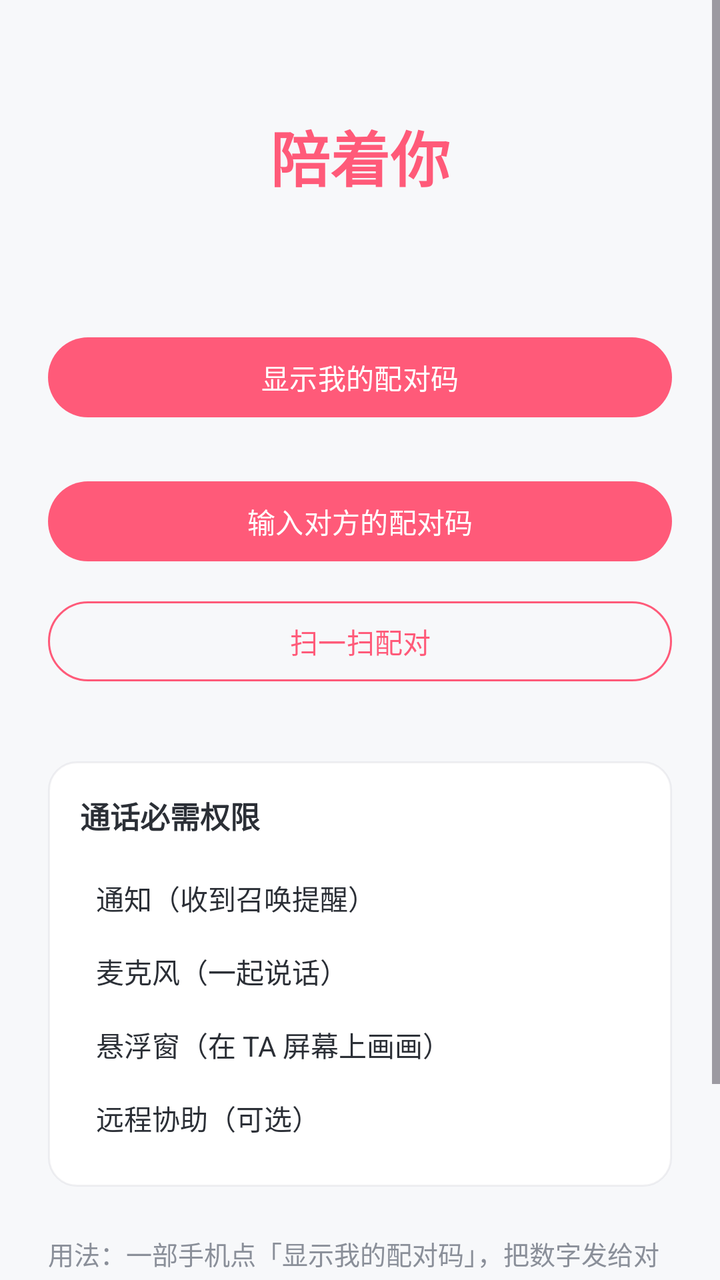
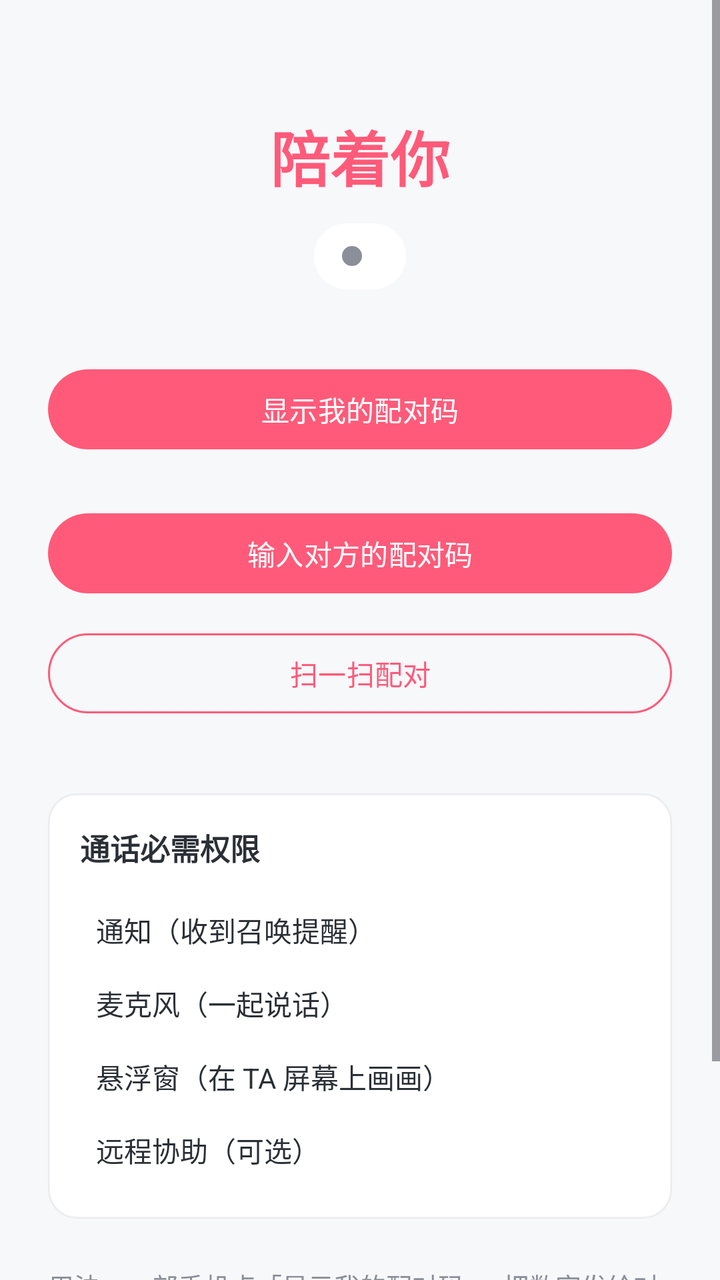

Before-and-after screenshots of an Android layout around one commit, followed by the original layout XML and the change that was made.
<!-- AndroidManifest.xml: application theme Theme.Soul2Soul -->
<!-- res/layout/activity_main.xml -->
<?xml version="1.0" encoding="utf-8"?>
<FrameLayout xmlns:android="http://schemas.android.com/apk/res/android"
    xmlns:app="http://schemas.android.com/apk/res-auto"
    android:layout_width="match_parent"
    android:layout_height="match_parent"
    android:background="@color/background">

    <ScrollView
        android:layout_width="match_parent"
        android:layout_height="match_parent"
        android:fillViewport="true">

    <LinearLayout
        android:layout_width="match_parent"
        android:layout_height="wrap_content"
        android:orientation="vertical"
        android:gravity="center_horizontal"
        android:padding="24dp">

        <TextView
            android:layout_width="wrap_content"
            android:layout_height="wrap_content"
            android:layout_marginTop="32dp"
            android:text="@string/app_name"
            android:textColor="@color/primary"
            android:textSize="30sp"
            android:textStyle="bold" />

        <TextView
            android:id="@+id/tvStatus"
            android:layout_width="wrap_content"
            android:layout_height="wrap_content"
            android:layout_marginTop="10dp"
            android:textColor="@color/text_secondary"
            android:textSize="14sp" />

        <TextView
            android:id="@+id/btnUpdate"
            android:layout_width="wrap_content"
            android:layout_height="wrap_content"
            android:layout_marginTop="14dp"
            android:background="@drawable/bg_card"
            android:paddingHorizontal="18dp"
            android:paddingVertical="10dp"
            android:text="@string/update_available_short"
            android:textColor="@color/primary"
            android:textSize="14sp"
            android:textStyle="bold"
            android:visibility="gone" />

        
        <LinearLayout
            android:id="@+id/boxPairing"
            android:layout_width="match_parent"
            android:layout_height="wrap_content"
            android:layout_marginTop="36dp"
            android:orientation="vertical">

            <Button
                android:id="@+id/btnShowCode"
                android:layout_width="match_parent"
                android:layout_height="wrap_content"
                android:text="@string/show_my_code" />

            <TextView
                android:id="@+id/tvMyCode"
                android:layout_width="match_parent"
                android:layout_height="wrap_content"
                android:layout_marginTop="20dp"
                android:gravity="center"
                android:letterSpacing="0.3"
                android:textColor="@color/primary"
                android:textIsSelectable="true"
                android:textSize="40sp"
                android:textStyle="bold"
                android:visibility="gone" />

            
            <ImageView
                android:id="@+id/ivMyCodeQr"
                android:layout_width="200dp"
                android:layout_height="200dp"
                android:layout_gravity="center_horizontal"
                android:layout_marginTop="16dp"
                android:contentDescription="@string/qr_hint"
                android:visibility="gone" />

            <Button
                android:id="@+id/btnEnterCode"
                android:layout_width="match_parent"
                android:layout_height="wrap_content"
                android:layout_marginTop="24dp"
                android:text="@string/enter_code" />

            <com.google.android.material.button.MaterialButton
                android:id="@+id/btnScan"
                style="@style/Widget.Material3.Button.OutlinedButton"
                android:layout_width="match_parent"
                android:layout_height="wrap_content"
                android:layout_marginTop="12dp"
                android:text="@string/scan_button"
                android:textColor="@color/primary"
                app:strokeColor="@color/primary" />

            
            <Button
                android:id="@+id/btnRecall"
                android:layout_width="match_parent"
                android:layout_height="wrap_content"
                android:layout_marginTop="12dp"
                android:text="@string/recall_button"
                android:visibility="gone" />

            <TextView
                android:id="@+id/tvShakeHint"
                android:layout_width="match_parent"
                android:layout_height="wrap_content"
                android:layout_marginTop="10dp"
                android:gravity="center"
                android:text="@string/shake_hint"
                android:textColor="@color/text_secondary"
                android:textSize="13sp"
                android:visibility="gone" />
        </LinearLayout>

        
        <LinearLayout
            android:id="@+id/boxReady"
            android:layout_width="match_parent"
            android:layout_height="wrap_content"
            android:layout_marginTop="36dp"
            android:orientation="vertical"
            android:visibility="gone">

            <Button
                android:id="@+id/btnCall"
                android:layout_width="match_parent"
                android:layout_height="64dp"
                android:backgroundTint="@color/primary"
                android:text="@string/btn_call"
                android:textColor="@color/white"
                android:textSize="20sp" />

            
            <com.google.android.material.button.MaterialButton
                android:id="@+id/btnMessage"
                style="@style/Widget.Material3.Button.OutlinedButton"
                android:layout_width="match_parent"
                android:layout_height="52dp"
                android:layout_marginTop="12dp"
                android:text="@string/msg_button"
                android:textColor="@color/primary"
                android:textSize="16sp"
                app:strokeColor="@color/primary" />

            <TextView
                android:id="@+id/btnUnpair"
                android:layout_width="wrap_content"
                android:layout_height="wrap_content"
                android:layout_gravity="center_horizontal"
                android:layout_marginTop="18dp"
                android:background="?android:attr/selectableItemBackground"
                android:padding="10dp"
                android:text="@string/unpair_button"
                android:textColor="@color/text_secondary"
                android:textSize="13sp" />
        </LinearLayout>

        
        <LinearLayout
            android:id="@+id/boxSharing"
            android:layout_width="match_parent"
            android:layout_height="wrap_content"
            android:layout_marginTop="36dp"
            android:gravity="center"
            android:orientation="vertical"
            android:visibility="gone">

            <TextView
                android:layout_width="wrap_content"
                android:layout_height="wrap_content"
                android:drawablePadding="8dp"
                android:text="@string/sharing_active"
                android:textColor="@color/primary"
                android:textSize="16sp" />

            <Button
                android:id="@+id/btnEndSharing"
                android:layout_width="match_parent"
                android:layout_height="wrap_content"
                android:layout_marginTop="16dp"
                android:text="@string/action_end" />
        </LinearLayout>

        
        <LinearLayout
            android:layout_width="match_parent"
            android:layout_height="wrap_content"
            android:layout_marginTop="36dp"
            android:background="@drawable/bg_card"
            android:orientation="vertical"
            android:padding="16dp">

            <TextView
                android:layout_width="wrap_content"
                android:layout_height="wrap_content"
                android:text="@string/perm_card_title"
                android:textColor="@color/text_primary"
                android:textSize="15sp"
                android:textStyle="bold" />

            <LinearLayout
                android:id="@+id/permNotification"
                android:layout_width="match_parent"
                android:layout_height="wrap_content"
                android:layout_marginTop="12dp"
                android:background="?android:attr/selectableItemBackground"
                android:gravity="center_vertical"
                android:orientation="horizontal"
                android:padding="8dp">

                <TextView
                    android:layout_width="0dp"
                    android:layout_height="wrap_content"
                    android:layout_weight="1"
                    android:text="@string/perm_notification"
                    android:textColor="@color/text_primary"
                    android:textSize="14sp" />

                <TextView
                    android:id="@+id/permStateNotif"
                    android:layout_width="wrap_content"
                    android:layout_height="wrap_content"
                    android:textColor="@color/primary"
                    android:textSize="13sp" />
            </LinearLayout>

            <LinearLayout
                android:id="@+id/permMic"
                android:layout_width="match_parent"
                android:layout_height="wrap_content"
                android:background="?android:attr/selectableItemBackground"
                android:gravity="center_vertical"
                android:orientation="horizontal"
                android:padding="8dp">

                <TextView
                    android:layout_width="0dp"
                    android:layout_height="wrap_content"
                    android:layout_weight="1"
                    android:text="@string/perm_mic"
                    android:textColor="@color/text_primary"
                    android:textSize="14sp" />

                <TextView
                    android:id="@+id/permStateMic"
                    android:layout_width="wrap_content"
                    android:layout_height="wrap_content"
                    android:textColor="@color/primary"
                    android:textSize="13sp" />
            </LinearLayout>

            <LinearLayout
                android:id="@+id/permOverlay"
                android:layout_width="match_parent"
                android:layout_height="wrap_content"
                android:background="?android:attr/selectableItemBackground"
                android:gravity="center_vertical"
                android:orientation="horizontal"
                android:padding="8dp">

                <TextView
                    android:layout_width="0dp"
                    android:layout_height="wrap_content"
                    android:layout_weight="1"
                    android:text="@string/perm_overlay"
                    android:textColor="@color/text_primary"
                    android:textSize="14sp" />

                <TextView
                    android:id="@+id/permStateOverlay"
                    android:layout_width="wrap_content"
                    android:layout_height="wrap_content"
                    android:textColor="@color/primary"
                    android:textSize="13sp" />
            </LinearLayout>

            <LinearLayout
                android:id="@+id/permAccessibility"
                android:layout_width="match_parent"
                android:layout_height="wrap_content"
                android:background="?android:attr/selectableItemBackground"
                android:gravity="center_vertical"
                android:orientation="horizontal"
                android:padding="8dp">

                <TextView
                    android:layout_width="0dp"
                    android:layout_height="wrap_content"
                    android:layout_weight="1"
                    android:text="@string/perm_accessibility"
                    android:textColor="@color/text_primary"
                    android:textSize="14sp" />

                <TextView
                    android:id="@+id/permStateAcc"
                    android:layout_width="wrap_content"
                    android:layout_height="wrap_content"
                    android:textColor="@color/primary"
                    android:textSize="13sp" />
            </LinearLayout>
        </LinearLayout>

        <TextView
            android:layout_width="match_parent"
            android:layout_height="wrap_content"
            android:layout_marginTop="24dp"
            android:lineSpacingExtra="4dp"
            android:text="@string/hint_pairing"
            android:textColor="@color/text_secondary"
            android:textSize="13sp" />

        
        <TextView
            android:id="@+id/tvAppVersion"
            android:layout_width="match_parent"
            android:layout_height="wrap_content"
            android:layout_marginTop="10dp"
            android:layout_marginBottom="24dp"
            android:gravity="end"
            android:textColor="@color/text_secondary"
            android:textSize="12sp" />
    </LinearLayout>
    </ScrollView>

    
    <LinearLayout
        android:id="@+id/outgoingOverlay"
        android:layout_width="match_parent"
        android:layout_height="match_parent"
        android:background="@drawable/bg_call"
        android:clickable="true"
        android:focusable="true"
        android:orientation="vertical"
        android:visibility="gone">

        <LinearLayout
            android:layout_width="match_parent"
            android:layout_height="0dp"
            android:layout_weight="1"
            android:gravity="center"
            android:orientation="vertical">

            <ProgressBar
                android:id="@+id/pbOutgoing"
                style="?android:attr/progressBarStyleLarge"
                android:layout_width="wrap_content"
                android:layout_height="wrap_content"
                android:indeterminateTint="@color/white" />

            <TextView
                android:id="@+id/tvOutgoingStatus"
                android:layout_width="wrap_content"
                android:layout_height="wrap_content"
                android:layout_marginTop="20dp"
                android:textColor="@color/white"
                android:textSize="20sp" />

            <LinearLayout
                android:id="@+id/offlinePrompt"
                android:layout_width="match_parent"
                android:layout_height="wrap_content"
                android:layout_marginTop="20dp"
                android:gravity="center_horizontal"
                android:orientation="vertical"
                android:visibility="gone">

                <TextView
                    android:id="@+id/tvOfflineHint"
                    android:layout_width="wrap_content"
                    android:layout_height="wrap_content"
                    android:layout_marginLeft="36dp"
                    android:layout_marginRight="36dp"
                    android:gravity="center"
                    android:text="@string/msg_peer_offline_msg"
                    android:textColor="#B3FFFFFF"
                    android:textSize="14sp" />

                <Button
                    android:id="@+id/btnGoMessage"
                    android:layout_width="wrap_content"
                    android:layout_height="wrap_content"
                    android:layout_marginTop="14dp"
                    android:backgroundTint="@color/white"
                    android:text="@string/msg_goto"
                    android:textColor="@color/primary"
                    android:textStyle="bold" />
            </LinearLayout>
        </LinearLayout>

        <TextView
            android:id="@+id/btnDismiss"
            android:layout_width="wrap_content"
            android:layout_height="wrap_content"
            android:layout_gravity="center_horizontal"
            android:layout_marginBottom="8dp"
            android:background="?android:attr/selectableItemBackground"
            android:padding="10dp"
            android:text="@string/outgoing_dismiss"
            android:textColor="#99FFFFFF"
            android:textSize="14sp"
            android:visibility="gone" />

        <Button
            android:id="@+id/btnHangup"
            android:layout_width="72dp"
            android:layout_height="72dp"
            android:layout_gravity="center_horizontal"
            android:layout_marginBottom="40dp"
            android:background="@drawable/bg_hangup"
            android:text="@string/outgoing_hangup"
            android:textColor="@color/white"
            android:textSize="14sp" />
    </LinearLayout>
</FrameLayout>
<!-- resources referenced by this layout -->
<resources>
  <color name="background">#FFF7F8FA</color>
  <color name="primary">#FF5A79</color>
  <color name="text_primary">#FF2B2F36</color>
  <color name="text_secondary">#FF8A8F99</color>
  <color name="white">#FFFFFFFF</color>
  <!-- drawable bg_call (drawable) -->
  <?xml version="1.0" encoding="utf-8"?>
  <shape xmlns:android="http://schemas.android.com/apk/res/android"
      android:shape="rectangle">
      <gradient
          android:angle="90"
          android:startColor="#FF1A0510"
          android:centerColor="#E6470A28"
          android:endColor="#CC7A1236"
          android:type="linear" />
  </shape>
  <!-- drawable bg_card (drawable) -->
  <?xml version="1.0" encoding="utf-8"?>
  <shape xmlns:android="http://schemas.android.com/apk/res/android"
      android:shape="rectangle">
      <solid android:color="#FFFFFFFF" />
      <corners android:radius="14dp" />
      <stroke
          android:width="1dp"
          android:color="#1F8A8F99" />
  </shape>
  <!-- drawable bg_hangup (drawable) -->
  <?xml version="1.0" encoding="utf-8"?>
  <shape xmlns:android="http://schemas.android.com/apk/res/android"
      android:shape="oval">
      <solid android:color="#FFE53946" />
  </shape>
  <string name="action_end">结束</string>
  <string name="app_name">陪着你</string>
  <string name="btn_call">一起玩</string>
  <string name="enter_code">输入对方的配对码</string>
  <string name="hint_pairing">用法：一部手机点「显示我的配对码」，把数字发给对方；另一部手机点「输入对方的配对码」填进去，就永远绑定了。</string>
  <string name="msg_button">给TA留言</string>
  <string name="msg_goto">去留言</string>
  <string name="msg_peer_offline_msg">要不要给 TA 留个言？TA 打开 App 就能看到，也能回你。</string>
  <string name="outgoing_dismiss">算了</string>
  <string name="outgoing_hangup">挂断</string>
  <string name="perm_accessibility">远程协助（可选）</string>
  <string name="perm_card_title">通话必需权限</string>
  <string name="perm_mic">麦克风（一起说话）</string>
  <string name="perm_notification">通知（收到召唤提醒）</string>
  <string name="perm_overlay">悬浮窗（在 TA 屏幕上画画）</string>
  <string name="qr_hint">让TA扫这个二维码，就不用输数字了</string>
  <string name="recall_button">找回TA（老搭档重新绑定）</string>
  <string name="scan_button">扫一扫配对</string>
  <string name="shake_hint">也可以各自摇一摇手机，3秒内都摇过就直接重新绑定</string>
  <string name="sharing_active">正在陪 TA 玩 · 点击结束退出</string>
  <string name="show_my_code">显示我的配对码</string>
  <string name="unpair_button">解除配对</string>
  <string name="update_available_short">⬆️ 发现新版本，点此更新</string>
  <style name="Theme.Soul2Soul" parent="Theme.Material3.Light.NoActionBar">
          <item name="colorPrimary">@color/primary</item>
          <item name="colorOnPrimary">@color/white</item>
          <item name="android:statusBarColor">@color/primary</item>
          <item name="android:windowLightStatusBar">false</item>
      </style>
</resources>

<!-- the commit's change to res/layout/activity_main.xml (unified diff, before → after) -->
@@ -26,13 +26,33 @@
             android:textSize="30sp"
             android:textStyle="bold" />
 
-        <TextView
-            android:id="@+id/tvStatus"
+        
+        <LinearLayout
+            android:id="@+id/connChip"
             android:layout_width="wrap_content"
             android:layout_height="wrap_content"
-            android:layout_marginTop="10dp"
-            android:textColor="@color/text_secondary"
-            android:textSize="14sp" />
+            android:layout_marginTop="12dp"
+            android:background="@drawable/bg_conn_pill"
+            android:gravity="center_vertical"
+            android:orientation="horizontal"
+            android:paddingHorizontal="14dp"
+            android:paddingVertical="7dp">
+
+            <View
+                android:id="@+id/connDot"
+                android:layout_width="10dp"
+                android:layout_height="10dp"
+                android:background="@drawable/bg_conn_dot" />
+
+            <TextView
+                android:id="@+id/tvStatus"
+                android:layout_width="wrap_content"
+                android:layout_height="wrap_content"
+                android:layout_marginStart="8dp"
+                android:textColor="@color/text_secondary"
+                android:textSize="14sp"
+                android:textStyle="bold" />
+        </LinearLayout>
 
         <TextView
             android:id="@+id/btnUpdate"
<!-- resource entries referenced after the edit -->
@@ -25,6 +25,19 @@
       <stroke
           android:width="1dp"
           android:color="#1F8A8F99" />
+  </shape>
+  <!-- drawable bg_conn_dot (drawable) -->
+  <?xml version="1.0" encoding="utf-8"?>
+  <shape xmlns:android="http://schemas.android.com/apk/res/android"
+      android:shape="oval">
+      <solid android:color="#FF8A8F99" />
+  </shape>
+  <!-- drawable bg_conn_pill (drawable) -->
+  <?xml version="1.0" encoding="utf-8"?>
+  <shape xmlns:android="http://schemas.android.com/apk/res/android"
+      android:shape="rectangle">
+      <solid android:color="#FFFFFFFF" />
+      <corners android:radius="18dp" />
   </shape>
   <!-- drawable bg_hangup (drawable) -->
   <?xml version="1.0" encoding="utf-8"?>
